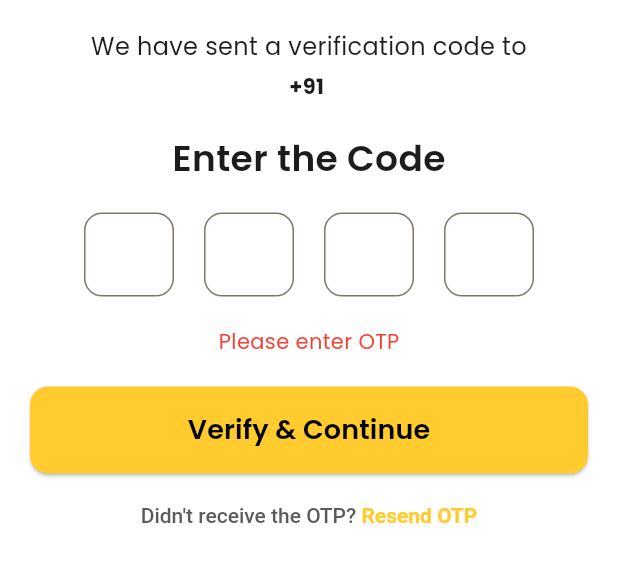
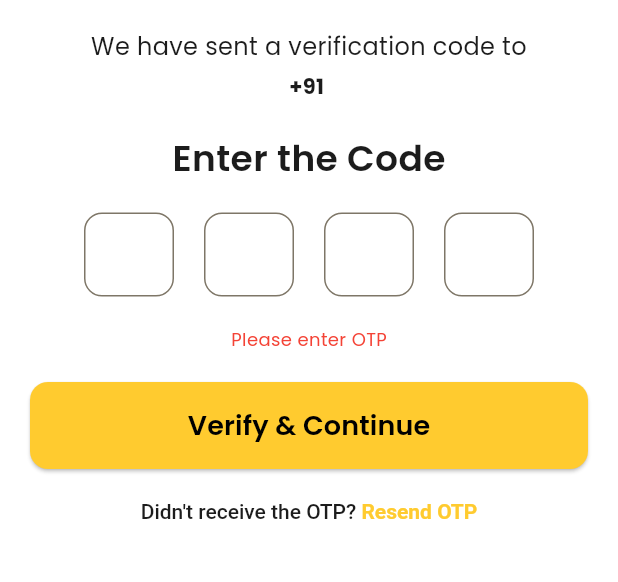
Before and after one commit to Arjun-52/autozy_vendor_app, a Flutter app: the OtpScreen screen opened by its route, after a tap on "Verify & Continue", on a phone screen of 412 x 824 dp, the part 236-818 px from its top. Run offline on Flutter 3.47's test engine with Material 3 defaults, Android fonts, the phone set to English and light mode, and no system bars; our stand-ins replace another_flushbar, flutter_svg, go_router, image_picker; project files that could hold a hidden picture were left out.

Commit message:
auth done

```diff
--- a/lib/core/constants/app_colors.dart
+++ b/lib/core/constants/app_colors.dart
@@ -29,4 +29,12 @@ class AppColors {
   static const Color successDark = Color(0xFF008847);
   static const Color successLight = Color(0xFFE4FFF2);
   static const Color textMuted = Color(0xff7E8392);
+
+  static const Color white = Colors.white;
+  static const Color black = Colors.black;
+  static const Color transparent = Colors.transparent;
+  static const Color divider = Color(0xFFEEEEEE);
+
+  // Disabled state
+  static const Color disabled = Color(0xFFBDBDBD);
 }
--- a/lib/core/constants/app_spacing.dart
+++ b/lib/core/constants/app_spacing.dart
@@ -1,3 +1,5 @@
+import 'package:flutter/widgets.dart';
+
 class AppSpacing {
   static const double xs = 4.0;
   static const double sm = 8.0;
@@ -5,4 +7,32 @@ class AppSpacing {
   static const double lg = 16.0;
   static const double xl = 20.0;
   static const double xxl = 24.0;
+
+  static const EdgeInsets paddingXs = EdgeInsets.all(xs);
+  static const EdgeInsets paddingSm = EdgeInsets.all(sm);
+  static const EdgeInsets paddingMd = EdgeInsets.all(md);
+  static const EdgeInsets paddingLg = EdgeInsets.all(lg);
+  static const double custom20 = 20.0;
+  static const double custom30 = 30.0;
+  static const double custom40 = 40.0;
+  static const double custom65 = 65.0;
+  static const double custom80 = 80.0;
+  static const double custom280 = 280.0;
+  static const double custom5 = 5.0;
+  static const double custom10 = 10.0;
+  static const double radiusMd = 12.0;
+
+  static const EdgeInsets vertical16 = EdgeInsets.symmetric(vertical: 16);
+  static const EdgeInsets horizontal20 = EdgeInsets.symmetric(horizontal: 20);
+
+  static const EdgeInsets horizontal10 = EdgeInsets.symmetric(horizontal: 10);
+
+  static const EdgeInsets horizontal24 = EdgeInsets.symmetric(horizontal: 24);
+
+  static const EdgeInsets screenPadding = EdgeInsets.symmetric(
+    horizontal: lg,
+    vertical: md,
+  );
+
+  static const EdgeInsets cardPadding = EdgeInsets.all(md);
 }
--- a/lib/core/constants/app_styles.dart
+++ b/lib/core/constants/app_styles.dart
@@ -31,4 +31,56 @@ class AppStyles {
     fontWeight: FontWeight.w600,
     color: AppColors.textPrimary,
   );
+  static const TextStyle bodyMedium = TextStyle(
+    fontSize: 14,
+    fontWeight: FontWeight.w500,
+    color: AppColors.textPrimary,
+  );
+
+  static const TextStyle bodyBold = TextStyle(
+    fontSize: 14,
+    fontWeight: FontWeight.w600,
+    color: AppColors.textPrimary,
+  );
+  static const TextStyle captionCenter = TextStyle(
+    fontSize: 12,
+    color: AppColors.textSecondary,
+  );
+  static const TextStyle captionMuted = TextStyle(
+    fontSize: 12,
+    fontWeight: FontWeight.normal,
+    color: AppColors.textMuted,
+  );
+  static const TextStyle body16Medium = TextStyle(
+    fontSize: 16,
+    fontWeight: FontWeight.w500,
+    color: AppColors.textPrimary,
+  );
+
+  static const TextStyle bold = TextStyle(
+    fontWeight: FontWeight.bold,
+    color: AppColors.textPrimary,
+  );
+
+  static const TextStyle error = TextStyle(
+    fontSize: 12,
+    color: AppColors.error,
+  );
+  static const TextStyle buttonLarge = TextStyle(
+    fontSize: 18,
+    fontWeight: FontWeight.w600,
+    color: AppColors.textPrimary,
+  );
+
+  static const TextStyle linkActive = TextStyle(
+    fontSize: 14,
+    fontWeight: FontWeight.bold,
+    color: AppColors.primary,
+  );
+
+  static const TextStyle linkDisabled = TextStyle(
+    fontSize: 14,
+    fontWeight: FontWeight.bold,
+    color: AppColors.textSecondary,
+  );
 }
--- a/lib/views/auth/screens/login_screen.dart
+++ b/lib/views/auth/screens/login_screen.dart
@@ -2,6 +2,8 @@ import 'package:flutter/material.dart';
 import 'package:provider/provider.dart';
 
 import '../../../../core/constants/app_colors.dart';
+import '../../../../core/constants/app_spacing.dart';
+import '../../../../core/constants/app_styles.dart';
 import '../../../../viewmodels/auth_viewmodel.dart';
 import '../widgets/login_logo.dart';
 import '../widgets/phone_input_field.dart';
@@ -22,31 +24,24 @@ class _LoginScreenState extends State<LoginScreen> {
     final vm = context.watch<AuthViewModel>();
 
     return Scaffold(
-      backgroundColor: Color(0xFFF3F2F0),
+      backgroundColor: AppColors.backgroundLight,
       body: Padding(
-        padding: const EdgeInsets.symmetric(horizontal: 24),
+        padding: AppSpacing.horizontal24,
         child: Column(
           children: [
-            const SizedBox(height: 80),
+            const SizedBox(height: AppSpacing.custom80),
 
             const LoginLogo(),
 
-            const SizedBox(height: 40),
+            const SizedBox(height: AppSpacing.custom40),
 
-            const Text(
-              "Log in or Sign Up",
-              style: TextStyle(
-                fontSize: 24,
-                fontWeight: FontWeight.w600,
-                color: AppColors.textPrimary,
-              ),
-            ),
+            const Text("Log in or Sign Up", style: AppStyles.heading),
 
-            const SizedBox(height: 65),
+            const SizedBox(height: AppSpacing.custom65),
 
             PhoneInputField(controller: _phoneController),
 
-            const SizedBox(height: 16),
+            const SizedBox(height: AppSpacing.lg),
 
             if (vm.errorMessage != null)
               Text(
@@ -54,7 +49,7 @@ class _LoginScreenState extends State<LoginScreen> {
                 style: const TextStyle(color: AppColors.error),
               ),
 
-            const SizedBox(height: 30),
+            const SizedBox(height: AppSpacing.custom30),
 
             ContinueButton(
               isLoading: vm.isLoading,
@@ -63,15 +58,15 @@ class _LoginScreenState extends State<LoginScreen> {
               },
             ),
 
-            const SizedBox(height: 280),
+            const SizedBox(height: AppSpacing.custom280),
 
             const Text(
               "By continuing, you agree to our Terms and Conditions\n& Privacy Policy",
               textAlign: TextAlign.center,
-              style: TextStyle(fontSize: 12),
+              style: AppStyles.captionCenter,
             ),
 
-            const SizedBox(height: 20),
+            const SizedBox(height: AppSpacing.custom20),
           ],
         ),
       ),
--- a/lib/views/auth/screens/otp_screen.dart
+++ b/lib/views/auth/screens/otp_screen.dart
@@ -2,7 +2,9 @@ import 'package:autozy_vendor_app/views/auth/widgets/resend_otp_text.dart';
 import 'package:flutter/material.dart';
 import 'package:provider/provider.dart';
 
-import '../../../core/constants/app_colors.dart'; // ✅ added
+import '../../../core/constants/app_colors.dart';
+import '../../../core/constants/app_spacing.dart';
+import '../../../core/constants/app_styles.dart';
 import '../../../viewmodels/auth_viewmodel.dart';
 import '../widgets/otp_box.dart';
 import '../widgets/otp_header.dart';
@@ -50,53 +52,36 @@ class _OtpScreenState extends State<OtpScreen> {
   Widget build(BuildContext context) {
     final vm = context.watch<AuthViewModel>();
 
-    var scaffold = Scaffold(
-      backgroundColor: AppColors.background, // ✅ changed
+    return Scaffold(
+      backgroundColor: AppColors.background,
       body: SafeArea(
         child: Padding(
-          padding: const EdgeInsets.symmetric(horizontal: 20),
+          padding: AppSpacing.horizontal20,
           child: Column(
             children: [
-              const SizedBox(height: 20),
+              const SizedBox(height: AppSpacing.custom20),
 
               const OtpHeader(),
-              const SizedBox(height: 20),
+              const SizedBox(height: AppSpacing.custom20),
 
               const OtpLogo(),
-              const SizedBox(height: 20),
+              const SizedBox(height: AppSpacing.custom20),
 
               const Text(
                 "We have sent a verification code to",
-                style: TextStyle(
-                  fontWeight: FontWeight.w500,
-                  fontSize: 16,
-                  color: AppColors.textPrimary, // ✅ changed
-                ),
+                style: AppStyles.body16Medium,
                 textAlign: TextAlign.center,
               ),
 
-              const SizedBox(height: 5),
+              const SizedBox(height: AppSpacing.custom5),
 
-              Text(
-                "+91 ${vm.phoneNumber}",
-                style: const TextStyle(
-                  fontWeight: FontWeight.bold,
-                  color: AppColors.textPrimary, // ✅ changed
-                ),
-              ),
+              Text("+91 ${vm.phoneNumber}", style: AppStyles.bold),
 
-              const SizedBox(height: 20),
+              const SizedBox(height: AppSpacing.custom20),
 
-              const Text(
-                "Enter the Code",
-                style: TextStyle(
-                  fontSize: 24,
-                  fontWeight: FontWeight.w600,
-                  color: AppColors.textPrimary, // ✅ changed
-                ),
-              ),
+              const Text("Enter the Code", style: AppStyles.heading),
 
-              const SizedBox(height: 20),
+              const SizedBox(height: AppSpacing.custom20),
 
               /// OTP BOXES
               Row(
@@ -104,7 +89,7 @@ class _OtpScreenState extends State<OtpScreen> {
                 children: List.generate(
                   4,
                   (index) => Padding(
-                    padding: const EdgeInsets.symmetric(horizontal: 10),
+                    padding: AppSpacing.horizontal10,
                     child: OtpBox(
                       controller: controllers[index],
                       focusNode: focusNodes[index],
@@ -115,21 +100,18 @@ class _OtpScreenState extends State<OtpScreen> {
                 ),
               ),
 
-              const SizedBox(height: 20),
+              const SizedBox(height: AppSpacing.custom20),
 
               /// ERROR MESSAGE
               if (vm.errorMessage != null)
-                Text(
-                  vm.errorMessage!,
-                  style: const TextStyle(color: AppColors.error), // ✅ changed
-                ),
+                Text(vm.errorMessage!, style: AppStyles.error),
 
-              const SizedBox(height: 20),
+              const SizedBox(height: AppSpacing.custom20),
 
               /// VERIFY BUTTON
               OtpVerifyButton(vm: vm, getOtp: getOtp),
 
-              const SizedBox(height: 20),
+              const SizedBox(height: AppSpacing.custom20),
 
               const ResendOtpText(),
             ],
@@ -137,6 +119,5 @@ class _OtpScreenState extends State<OtpScreen> {
         ),
       ),
     );
-    return scaffold;
   }
 }
--- a/lib/views/auth/widgets/continue_button.dart
+++ b/lib/views/auth/widgets/continue_button.dart
@@ -1,5 +1,7 @@
 import 'package:flutter/material.dart';
 import '../../../core/constants/app_colors.dart';
+import '../../../core/constants/app_spacing.dart';
+import '../../../core/constants/app_styles.dart';
 
 class ContinueButton extends StatelessWidget {
   final bool isLoading;
@@ -19,21 +21,16 @@ class ContinueButton extends StatelessWidget {
         onPressed: isLoading ? null : onPressed,
         style: ElevatedButton.styleFrom(
           backgroundColor: AppColors.primary,
-          padding: const EdgeInsets.symmetric(vertical: 16),
+          padding: AppSpacing.vertical16,
           shape: RoundedRectangleBorder(
-            borderRadius: BorderRadius.circular(12),
+            borderRadius: BorderRadius.circular(AppSpacing.radiusMd),
           ),
         ),
         child: isLoading
-            ? const CircularProgressIndicator(color: AppColors.primary)
-            : const Text(
-                "Continue",
-                style: TextStyle(
-                  color: AppColors.textPrimary,
-                  fontWeight: FontWeight.w600,
-                  fontSize: 18,
-                ),
-              ),
+            ? const CircularProgressIndicator(
+                color: AppColors.white, // ✅ fixed (visible now)
+              )
+            : const Text("Continue", style: AppStyles.buttonLarge),
       ),
     );
   }
--- a/lib/views/auth/widgets/resend_otp_text.dart
+++ b/lib/views/auth/widgets/resend_otp_text.dart
@@ -1,7 +1,9 @@
 import 'dart:async';
 import 'package:flutter/material.dart';
 import 'package:flutter/gestures.dart';
-import '../../../core/constants/app_colors.dart'; // ✅ added
+
+import '../../../core/constants/app_colors.dart';
+import '../../../core/constants/app_styles.dart';
 
 class ResendOtpText extends StatefulWidget {
   const ResendOtpText({super.key});
@@ -40,23 +42,18 @@ class _ResendOtpTextState extends State<ResendOtpText> {
 
   @override
   Widget build(BuildContext context) {
+    final bool isDisabled = seconds > 0;
+
     return RichText(
       text: TextSpan(
         text: "Didn't receive the OTP? ",
-        style: const TextStyle(
-          color: AppColors.textSecondary, // ✅ changed
-          fontSize: 14,
-          fontWeight: FontWeight.w500,
-        ),
+        style: AppStyles.bodyMedium,
         children: [
           TextSpan(
-            text: seconds > 0 ? "Resend in $seconds s" : "Resend OTP",
-            style: TextStyle(
-              color: seconds > 0 ? AppColors.textSecondary : AppColors.primary,
-              fontWeight: FontWeight.bold,
-            ),
+            text: isDisabled ? "Resend in $seconds s" : "Resend OTP",
+            style: isDisabled ? AppStyles.linkDisabled : AppStyles.linkActive,
             recognizer: TapGestureRecognizer()
-              ..onTap = seconds > 0
+              ..onTap = isDisabled
                   ? null
                   : () {
                       startTimer();
```
Also changed, not shown: 1 other file.
